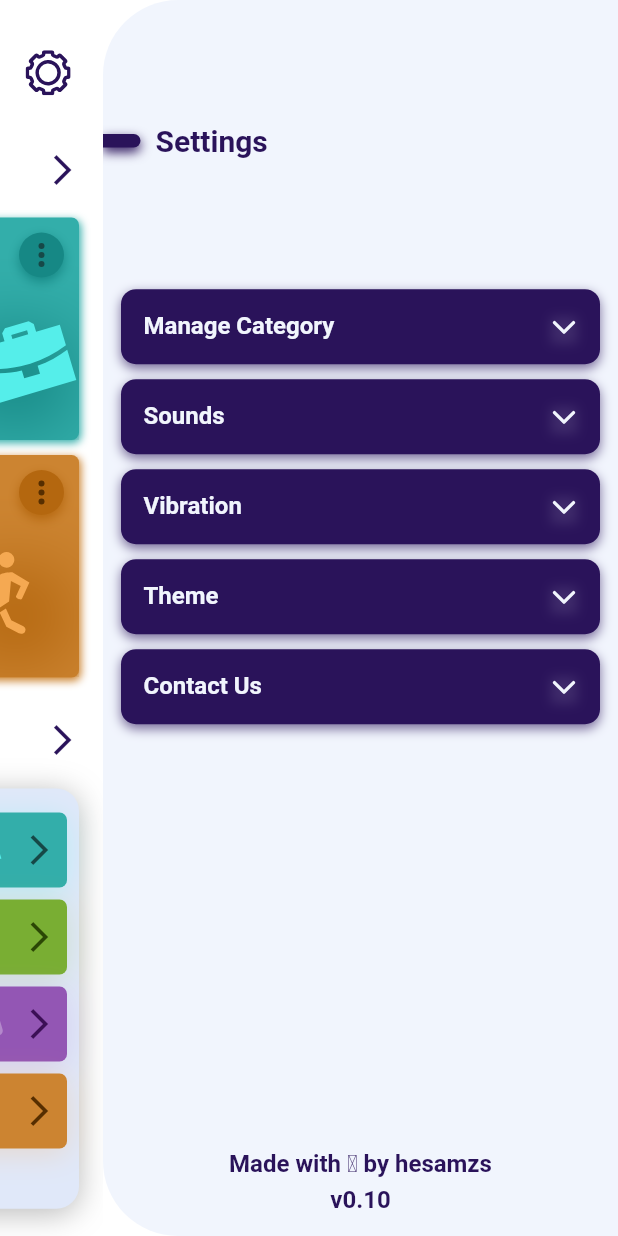
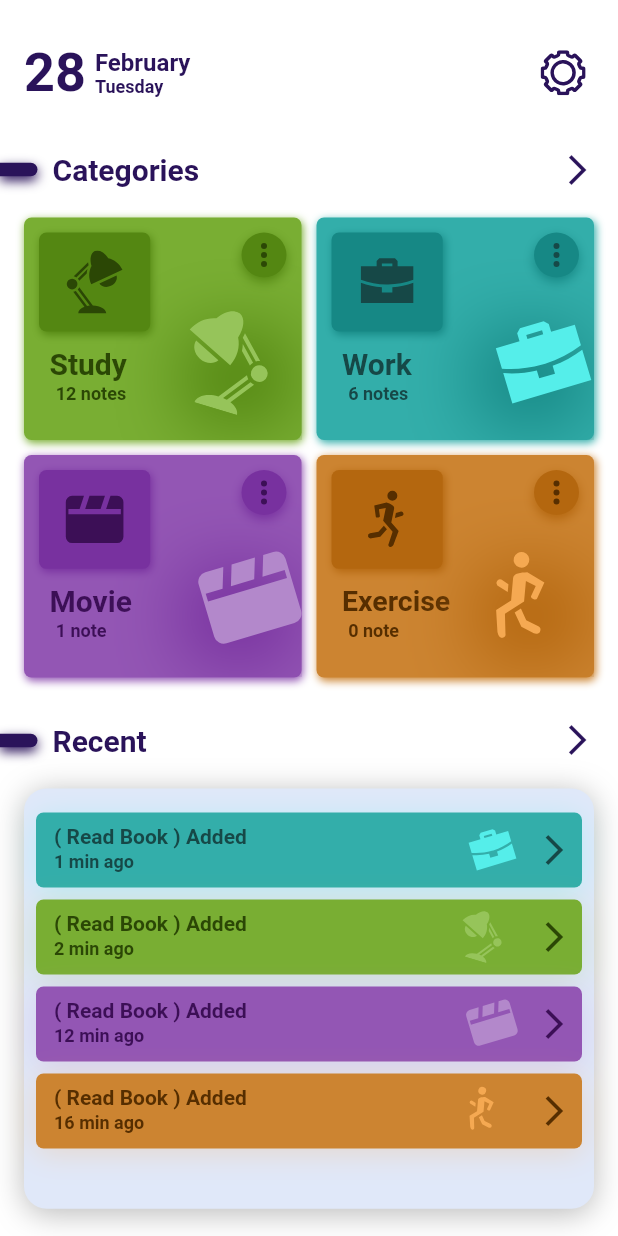
Before and after one commit to hesamzs/NotePad-Flutter, a Flutter app: the screen it shows after launch, on a phone screen of 412 x 824 dp. Run offline on Flutter 3.47's test engine with Material 2 defaults, Android fonts, the phone set to English and light mode, and no system bars; drawn by our look-alikes of auto_size_text; our stand-ins replace animate_do, flutter_staggered_animations, flutter_svg, google_fonts; Roboto replaces fonts that are missing (Ubuntu).

Commit message:
Setting Menu Added !

```diff
--- a/lib/pages/first_page.dart
+++ b/lib/pages/first_page.dart
@@ -63,13 +63,12 @@ class _FirstPageState extends State<FirstPage> {
     var size = MediaQuery.of(context).size;
     var sWidth = size.width;
     var sHeight = size.height;
-    xOffset = sWidth / -1.2;
     return SafeArea(
         child: Scaffold(
           backgroundColor: const Color(0xffF1F5FD),
           body: Stack(
             children: [
-              DrawerScreen(),
+              const DrawerScreen(),
               SizedBox(
                 width: sWidth,
                 height: sHeight,
```
